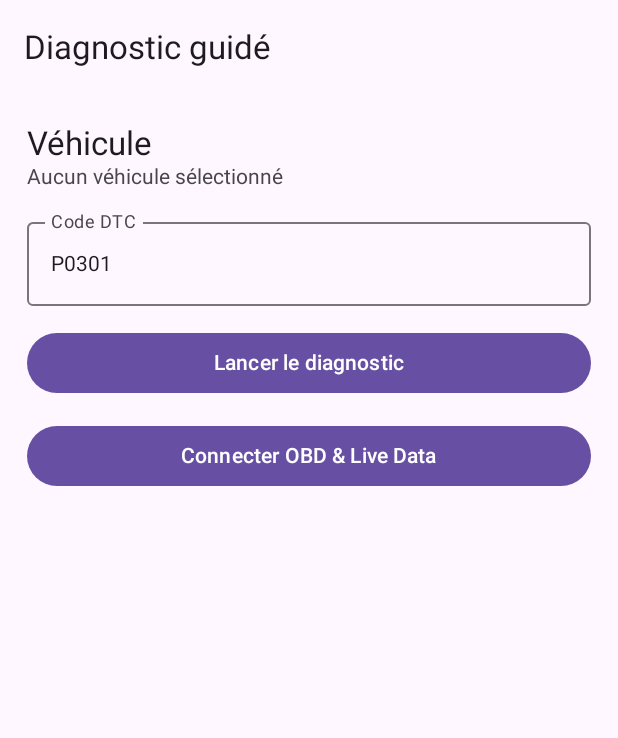
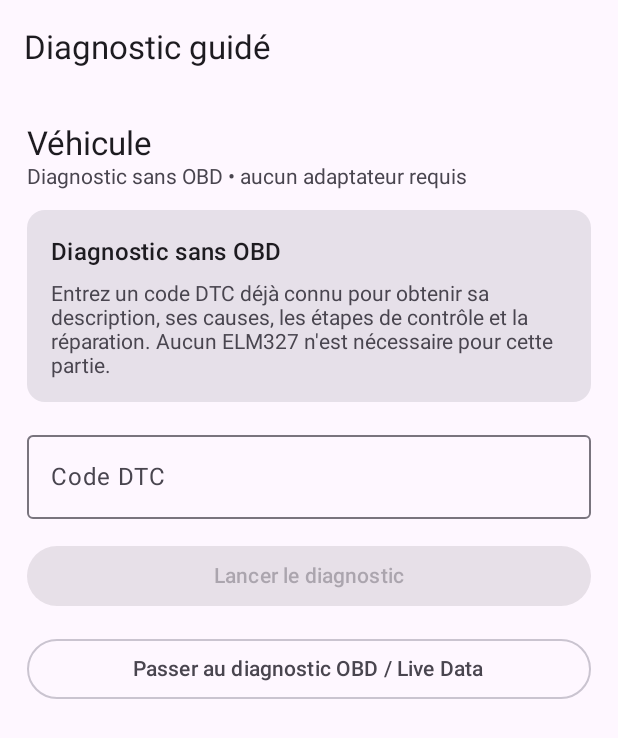
Before and after one commit to Tarek76578/cardiag-dz, an Android app built with Jetpack Compose: the GuidedDiagnosisActivity screen opened directly, with no data from a screen before it, on a phone screen of 412 x 824 dp. Shown: the top 738 px of the screen. Run offline under Robolectric (Android 15) with nearby library versions, the light colour scheme and no system bars; libraries missing offline, so code that uses them is left out: io.github.jan.supabase.

Commit message:
Fix guided diagnosis to work without ELM327 and improve DTC loading

```diff
--- a/android/app/src/main/java/dz/cardiag/app/GuidedDiagnosisActivity.kt
+++ b/android/app/src/main/java/dz/cardiag/app/GuidedDiagnosisActivity.kt
@@ -20,41 +20,159 @@ import kotlinx.serialization.Serializable
 
 @Serializable
 data class DtcGuide(
-    val id:String?=null,
-    val code:String,
-    val system:String?=null,
-    val category:String?=null,
-    val severity:String?=null,
-    @SerialName("description_fr") val descriptionFr:String?=null,
-    @SerialName("causes_fr") val causesFr:String?=null,
-    @SerialName("diagnostic_steps_fr") val diagnosticStepsFr:String?=null,
-    @SerialName("repair_summary_fr") val repairSummaryFr:String?=null
+    val id: String? = null,
+    val code: String,
+    val system: String? = null,
+    val category: String? = null,
+    val severity: String? = null,
+    @SerialName("description_fr") val descriptionFr: String? = null,
+    @SerialName("causes_fr") val causesFr: String? = null,
+    @SerialName("diagnostic_steps_fr") val diagnosticStepsFr: String? = null,
+    @SerialName("repair_summary_fr") val repairSummaryFr: String? = null
 )
 
-class GuidedDiagnosisActivity:ComponentActivity(){
- override fun onCreate(savedInstanceState:Bundle?){super.onCreate(savedInstanceState);val modelId=intent.getStringExtra("model_id");val modelName=intent.getStringExtra("model_name")?:"Véhicule";val initialCode=intent.getStringExtra("dtc_code")?:"P0301";setContent{GuidedDiagnosisScreen(modelId,modelName,initialCode)}}
+class GuidedDiagnosisActivity : ComponentActivity() {
+    override fun onCreate(savedInstanceState: Bundle?) {
+        super.onCreate(savedInstanceState)
+        val modelId = intent.getStringExtra("model_id")
+        val modelName = intent.getStringExtra("model_name") ?: "Véhicule"
+        val initialCode = intent.getStringExtra("dtc_code")?.trim()?.uppercase().orEmpty()
+        setContent { GuidedDiagnosisScreen(modelId, modelName, initialCode) }
+    }
 }
 
-@Composable private fun GuidedDiagnosisScreen(modelId:String?,modelName:String,initialCode:String){
- val context=LocalContext.current
- val scope=rememberCoroutineScope();var code by remember{mutableStateOf(initialCode)};var guide by remember{mutableStateOf<DtcGuide?>(null)};var loading by remember{mutableStateOf(false)};var error by remember{mutableStateOf<String?>(null)}
- fun load(){scope.launch{loading=true;error=null;runCatching{SupabaseClient.client.from("diagnostic_codes").select(Columns.list("id","code","system","category","severity","description_fr","causes_fr","diagnostic_steps_fr","repair_summary_fr")){filter{eq("code",code.trim().uppercase())}}.decodeList<DtcGuide>().firstOrNull()}.onSuccess{guide=it;if(it==null)error="Code DTC introuvable"}.onFailure{error=it.message?:"Impossible de charger le DTC"};loading=false}}
- LaunchedEffect(initialCode){load()}
- Scaffold(topBar={TopAppBar(title={Text("Diagnostic guidé")})}){padding->LazyColumn(Modifier.fillMaxSize().padding(padding),contentPadding=PaddingValues(18.dp),verticalArrangement=Arrangement.spacedBy(14.dp)){
-  item{Text(modelName,style=MaterialTheme.typography.titleLarge);Text(if(modelId!=null)"Véhicule sélectionné • contexte actif" else "Aucun véhicule sélectionné",color=MaterialTheme.colorScheme.onSurfaceVariant)}
-  item{OutlinedTextField(value=code,onValueChange={code=it.uppercase()},modifier=Modifier.fillMaxWidth(),label={Text("Code DTC")},singleLine=true)}
-  item{Button(onClick=::load,enabled=code.isNotBlank()&&!loading,modifier=Modifier.fillMaxWidth()){Text(if(loading)"Chargement…"else"Lancer le diagnostic")}}
-  item{Button(onClick={context.startActivity(Intent(context,ObdScannerActivity::class.java).apply{putExtra("model_id",modelId);putExtra("model_name",modelName);putExtra("dtc_code",code)})},enabled=!loading,modifier=Modifier.fillMaxWidth()){Text("Connecter OBD & Live Data")}}
-  if(loading)item{LinearProgressIndicator(Modifier.fillMaxWidth())};error?.let{item{Text(it,color=MaterialTheme.colorScheme.error)}}
-  guide?.let{d->
-   item{DtcCard("${d.code} • ${d.system?:"Système inconnu"}",d.descriptionFr?:"Description non disponible")}
-   item{DtcCard("Sévérité / catégorie",listOfNotNull(d.severity,d.category).joinToString(" • ").ifBlank{"Non renseigné"})}
-   item{DtcCard("Causes probables",d.causesFr?:"Non renseignées")}
-   item{DtcCard("Étapes de diagnostic",d.diagnosticStepsFr?:"Non renseignées")}
-   item{DtcCard("Réparation",d.repairSummaryFr?:"Non renseignée")}
-   item{Card(Modifier.fillMaxWidth()){Column(Modifier.padding(16.dp),verticalArrangement=Arrangement.spacedBy(8.dp)){Text("Parcours CarDiag",style=MaterialTheme.typography.titleMedium);Text("DTC → ECU → OBD → Live PIDs → comparaison → session diagnostic Supabase")}}}
-  }
- }}
+@Composable
+private fun GuidedDiagnosisScreen(modelId: String?, modelName: String, initialCode: String) {
+    val context = LocalContext.current
+    val scope = rememberCoroutineScope()
+    var code by remember { mutableStateOf(initialCode) }
+    var guide by remember { mutableStateOf<DtcGuide?>(null) }
+    var loading by remember { mutableStateOf(false) }
+    var error by remember { mutableStateOf<String?>(null) }
+    var searched by remember { mutableStateOf(false) }
+
+    fun load() {
+        val normalized = code.trim().uppercase()
+        if (normalized.isBlank()) {
+            error = "Entrez un code DTC, par exemple P0301."
+            guide = null
+            searched = false
+            return
+        }
+        scope.launch {
+            loading = true
+            error = null
+            guide = null
+            searched = true
+            runCatching {
+                SupabaseClient.client.from("diagnostic_codes").select(
+                    Columns.list(
+                        "id", "code", "system", "category", "severity",
+                        "description_fr", "causes_fr", "diagnostic_steps_fr", "repair_summary_fr"
+                    )
+                ) { filter { eq("code", normalized) } }.decodeList<DtcGuide>().firstOrNull()
+            }.onSuccess {
+                guide = it
+                if (it == null) error = "Code $normalized introuvable dans la base DTC."
+            }.onFailure {
+                error = "Impossible de charger le DTC depuis Supabase: ${it.message ?: "erreur réseau"}"
+            }
+            loading = false
+        }
+    }
+
+    Scaffold(topBar = { TopAppBar(title = { Text("Diagnostic guidé") }) }) { padding ->
+        LazyColumn(
+            Modifier.fillMaxSize().padding(padding),
+            contentPadding = PaddingValues(18.dp),
+            verticalArrangement = Arrangement.spacedBy(14.dp)
+        ) {
+            item {
+                Text(modelName, style = MaterialTheme.typography.titleLarge)
+                Text(
+                    if (modelId != null) "Véhicule sélectionné • contexte actif"
+                    else "Diagnostic sans OBD • aucun adaptateur requis",
+                    color = MaterialTheme.colorScheme.onSurfaceVariant
+                )
+            }
+
+            item {
+                Card(Modifier.fillMaxWidth()) {
+                    Column(Modifier.padding(16.dp), verticalArrangement = Arrangement.spacedBy(8.dp)) {
+                        Text("Diagnostic sans OBD", style = MaterialTheme.typography.titleMedium)
+                        Text("Entrez un code DTC déjà connu pour obtenir sa description, ses causes, les étapes de contrôle et la réparation. Aucun ELM327 n'est nécessaire pour cette partie.", color = MaterialTheme.colorScheme.onSurfaceVariant)
+                    }
+                }
+            }
+
+            item {
+                OutlinedTextField(
+                    value = code,
+                    onValueChange = {
+                        code = it.uppercase()
+                        if (searched) {
+                            searched = false
+                            guide = null
+                            error = null
+                        }
+                    },
+                    modifier = Modifier.fillMaxWidth(),
+                    label = { Text("Code DTC") },
+                    placeholder = { Text("Ex. P0301") },
+                    singleLine = true
+                )
+            }
+
+            item {
+                Button(
+                    onClick = ::load,
+                    enabled = code.isNotBlank() && !loading,
+                    modifier = Modifier.fillMaxWidth()
+                ) { Text(if (loading) "Chargement…" else "Lancer le diagnostic") }
+            }
+
+            item {
+                OutlinedButton(
+                    onClick = {
+                        context.startActivity(Intent(context, ObdScannerActivity::class.java).apply {
+                            putExtra("model_id", modelId)
+                            putExtra("model_name", modelName)
+                            putExtra("dtc_code", code.ifBlank { null })
+                        })
+                    },
+                    enabled = !loading,
+                    modifier = Modifier.fillMaxWidth()
+                ) { Text("Passer au diagnostic OBD / Live Data") }
+            }
+
+            if (loading) item { LinearProgressIndicator(Modifier.fillMaxWidth()) }
+            error?.let { message -> item { Text(message, color = MaterialTheme.colorScheme.error) } }
+
+            guide?.let { d ->
+                item { DtcCard("${d.code} • ${d.system ?: "Système inconnu"}", d.descriptionFr ?: "Description non disponible") }
+                item { DtcCard("Sévérité / catégorie", listOfNotNull(d.severity, d.category).joinToString(" • ").ifBlank { "Non renseigné" }) }
+                item { DtcCard("Causes probables", d.causesFr ?: "Non renseignées") }
+                item { DtcCard("Étapes de diagnostic", d.diagnosticStepsFr ?: "Non renseignées") }
+                item { DtcCard("Réparation", d.repairSummaryFr ?: "Non renseignée") }
+                item {
+                    Card(Modifier.fillMaxWidth()) {
+                        Column(Modifier.padding(16.dp), verticalArrangement = Arrangement.spacedBy(8.dp)) {
+                            Text("Parcours CarDiag", style = MaterialTheme.typography.titleMedium)
+                            Text("DTC → causes → contrôles → réparation. Pour les valeurs ECU réelles، استخدم OBD / Live Data.")
+                        }
+                    }
+                }
+            }
+        }
+    }
 }
 
-@Composable private fun DtcCard(title:String,body:String){Card(Modifier.fillMaxWidth()){Column(Modifier.padding(16.dp),verticalArrangement=Arrangement.spacedBy(8.dp)){Text(title,style=MaterialTheme.typography.titleMedium);Text(body)}}}
+@Composable
+private fun DtcCard(title: String, body: String) {
+    Card(Modifier.fillMaxWidth()) {
+        Column(Modifier.padding(16.dp), verticalArrangement = Arrangement.spacedBy(8.dp)) {
+            Text(title, style = MaterialTheme.typography.titleMedium)
+            Text(body)
+        }
+    }
+}
```
